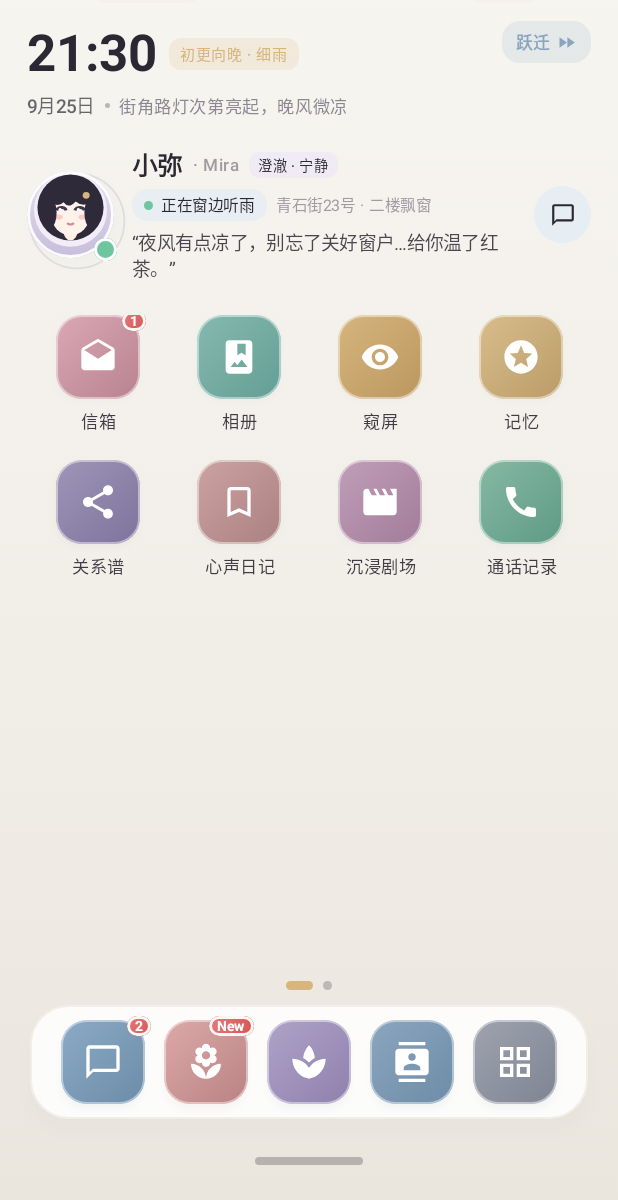
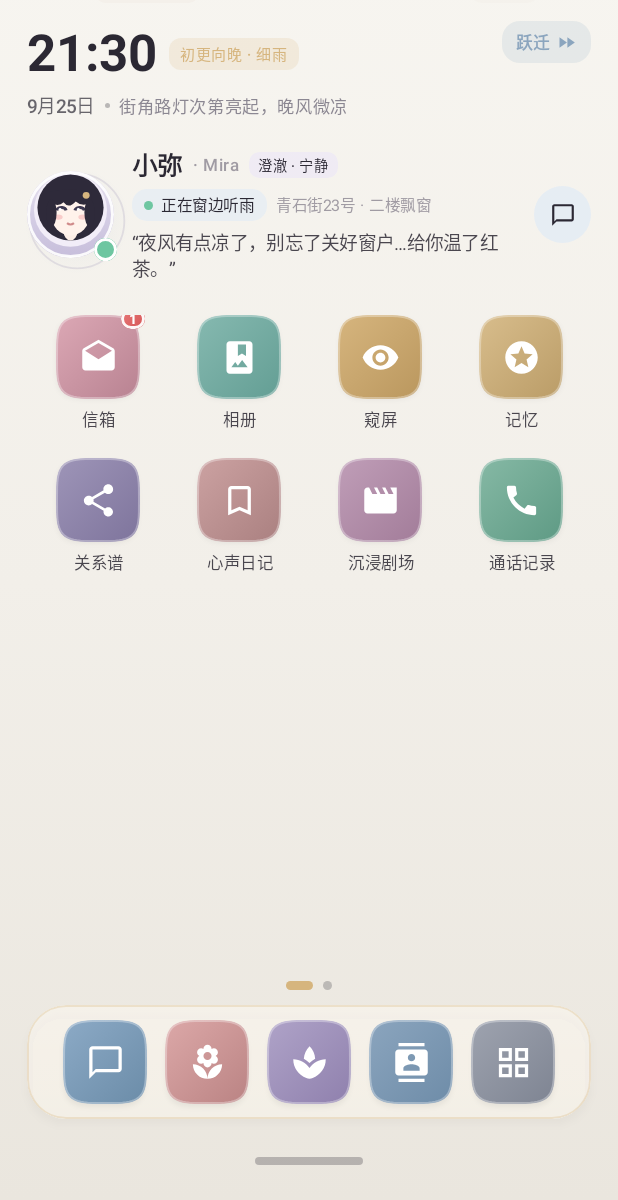
Before and after one commit to puchi-design/ailua, an Android app built with Jetpack Compose: the screen it shows after launch (MainActivity), on a phone screen of 412 x 824 dp, the part 36-1236 px from its top. Run offline under Robolectric (Android 15) with nearby library versions, the light colour scheme and no system bars.

Commit message:
feat(ui): unify home dock and app icon system

```diff
--- a/app/src/main/java/com/example/ui/components/AppIconItem.kt
+++ b/app/src/main/java/com/example/ui/components/AppIconItem.kt
@@ -15,7 +15,7 @@ import androidx.compose.foundation.layout.offset
 import androidx.compose.foundation.layout.padding
 import androidx.compose.foundation.layout.size
 import androidx.compose.foundation.shape.CircleShape
-import androidx.compose.foundation.shape.RoundedCornerShape
+import androidx.compose.foundation.shape.GenericShape
 import androidx.compose.material.icons.Icons
 import androidx.compose.material.icons.filled.AutoAwesome
 import androidx.compose.material.icons.filled.BookmarkBorder
@@ -58,6 +58,7 @@ import androidx.compose.ui.draw.scale
 import androidx.compose.ui.draw.shadow
 import androidx.compose.ui.graphics.Brush
 import androidx.compose.ui.graphics.Color
+import androidx.compose.ui.graphics.Shape
 import androidx.compose.ui.graphics.vector.ImageVector
 import androidx.compose.ui.platform.testTag
 import androidx.compose.ui.text.font.FontWeight
@@ -70,13 +71,52 @@ import com.example.ui.theme.AiluaDustyRose
 import com.example.ui.theme.AiluaMistBlue
 import com.example.ui.theme.AiluaMoonGold
 import com.example.ui.theme.AiluaMutedLavender
+import kotlin.math.PI
+import kotlin.math.abs
+import kotlin.math.cos
+import kotlin.math.pow
+import kotlin.math.sign
+import kotlin.math.sin
+
+/**
+ * Single source of truth for launcher icon geometry so the desktop grid,
+ * the dock and the app library always look like the same system.
+ */
+object AppIconDefaults {
+    val ContainerSize = 56.dp
+    const val GlyphScale = 0.46f
+    val LabelSpacing = 5.dp
+    val LabelSize = 11.sp
+    val BadgeOffsetX = 3.dp
+    val BadgeOffsetY = (-4).dp
+    val BadgeTextSize = 9.sp
+}
+
+private const val SquircleExponent = 4f
+
+/** Superellipse "squircle" used by modern system launchers. */
+val AppIconShape: Shape = GenericShape { size, _ ->
+    val halfWidth = size.width / 2f
+    val halfHeight = size.height / 2f
+    val steps = 72
+    val power = 2f / SquircleExponent
+    for (i in 0 until steps) {
+        val angle = (i.toFloat() / steps) * 2f * PI.toFloat()
+        val cosAngle = cos(angle)
+        val sinAngle = sin(angle)
+        val x = halfWidth + halfWidth * sign(cosAngle) * abs(cosAngle).pow(power)
+        val y = halfHeight + halfHeight * sign(sinAngle) * abs(sinAngle).pow(power)
+        if (i == 0) moveTo(x, y) else lineTo(x, y)
+    }
+    close()
+}
 
 @Composable
 fun AppIconItem(
     name: String,
     iconKey: String,
     modifier: Modifier = Modifier,
-    size: Dp = 56.dp,
+    size: Dp = AppIconDefaults.ContainerSize,
     badge: String? = null,
     showLabel: Boolean = true,
     onClick: () -> Unit
@@ -106,52 +146,52 @@ fun AppIconItem(
             modifier = Modifier.size(size),
             contentAlignment = Alignment.Center
         ) {
-            // App squircle container with soft gradient & subtle shadow
+            // App squircle container: neutral soft shadow, hairline rim, own gradient identity
             Box(
                 modifier = Modifier
                     .size(size)
                     .shadow(
-                        elevation = 3.dp,
-                        shape = RoundedCornerShape(17.dp),
-                        ambientColor = gradientColors.first().copy(alpha = 0.25f),
-                        spotColor = gradientColors.last().copy(alpha = 0.35f)
+                        elevation = 2.dp,
+                        shape = AppIconShape,
+                        ambientColor = Color.Black.copy(alpha = 0.22f),
+                        spotColor = Color.Black.copy(alpha = 0.28f)
                     )
-                    .clip(RoundedCornerShape(17.dp))
+                    .clip(AppIconShape)
                     .background(Brush.linearGradient(gradientColors))
                     .border(
                         width = 1.dp,
-                        color = Color.White.copy(alpha = 0.45f),
-                        shape = RoundedCornerShape(17.dp)
+                        color = Color.White.copy(alpha = 0.32f),
+                        shape = AppIconShape
                     ),
                 contentAlignment = Alignment.Center
             ) {
                 Icon(
                     imageVector = iconVector,
                     contentDescription = name,
-                    modifier = Modifier.size(size * 0.48f),
+                    modifier = Modifier.size(size * AppIconDefaults.GlyphScale),
                     tint = Color.White
                 )
             }
 
-            // Notification / Unread Badge
+            // Notification / Unread Badge — only fed with real state by the caller
             if (!badge.isNullOrEmpty()) {
                 Box(
                     modifier = Modifier
                         .align(Alignment.TopEnd)
-                        .offset(x = 4.dp, y = (-3).dp)
+                        .offset(x = AppIconDefaults.BadgeOffsetX, y = AppIconDefaults.BadgeOffsetY)
                         .clip(CircleShape)
                         .background(
                             Brush.linearGradient(
                                 listOf(Color(0xFFE87A7A), Color(0xFFD45555))
                             )
                         )
-                        .border(1.5.dp, MaterialTheme.colorScheme.background, CircleShape)
+                        .border(1.5.dp, Color.White.copy(alpha = 0.95f), CircleShape)
                         .padding(horizontal = 5.dp, vertical = 1.dp)
                 ) {
                     Text(
                         text = badge,
                         style = MaterialTheme.typography.labelSmall.copy(
-                            fontSize = 9.sp,
+                            fontSize = AppIconDefaults.BadgeTextSize,
                             fontWeight = FontWeight.Bold
                         ),
                         color = Color.White
@@ -161,14 +201,14 @@ fun AppIconItem(
         }
 
         if (showLabel) {
-            Spacer(modifier = Modifier.height(6.dp))
+            Spacer(modifier = Modifier.height(AppIconDefaults.LabelSpacing))
             Text(
                 text = name,
                 style = MaterialTheme.typography.labelSmall.copy(
-                    fontSize = 11.5.sp,
+                    fontSize = AppIconDefaults.LabelSize,
                     fontWeight = FontWeight.Medium
                 ),
-                color = MaterialTheme.colorScheme.onSurface.copy(alpha = 0.9f),
+                color = MaterialTheme.colorScheme.onSurface.copy(alpha = 0.85f),
                 maxLines = 1,
                 overflow = TextOverflow.Ellipsis,
                 textAlign = TextAlign.Center
--- a/app/src/main/java/com/example/ui/home/VirtualHomeScreen.kt
+++ b/app/src/main/java/com/example/ui/home/VirtualHomeScreen.kt
@@ -212,73 +212,15 @@ fun VirtualHomeScreen(
                 }
             }
 
-            // Persistent Virtual Phone Dock (ARK Launcher Persistent Dock Pattern)
-            Box(
-                modifier = Modifier
-                    .fillMaxWidth()
-                    .padding(horizontal = 20.dp, vertical = 6.dp)
-            ) {
-                Box(
-                    modifier = Modifier
-                        .fillMaxWidth()
-                        .shadow(
-                            elevation = 6.dp,
-                            shape = RoundedCornerShape(26.dp),
-                            ambientColor = Color.Black.copy(alpha = 0.05f),
-                            spotColor = Color.Black.copy(alpha = 0.1f)
-                        )
-                        .clip(RoundedCornerShape(26.dp))
-                        .background(
-                            MaterialTheme.colorScheme.surface.copy(alpha = 0.88f)
-                        )
-                        .border(
-                            1.dp,
-                            MaterialTheme.colorScheme.outlineVariant.copy(alpha = 0.6f),
-                            RoundedCornerShape(26.dp)
-                        )
-                        .padding(horizontal = 14.dp, vertical = 10.dp)
-                        .testTag("virtual_phone_dock")
-                ) {
-                    Row(
-                        modifier = Modifier.fillMaxWidth(),
-                        horizontalArrangement = Arrangement.SpaceAround,
-                        verticalAlignment = Alignment.CenterVertically
-                    ) {
-                        AppIconItem(
-                            name = "消息",
-                            iconKey = "chat",
-                            badge = "2",
-                            showLabel = false,
-                            onClick = onNavigateToMessages
-                        )
-                        AppIconItem(
-                            name = "动态",
-                            iconKey = "moments",
-                            badge = "New",
-                            showLabel = false,
-                            onClick = onNavigateToMoments
-                        )
-                        AppIconItem(
-                            name = "生活",
-                            iconKey = "living",
-                            showLabel = false,
-                            onClick = onNavigateToLiving
-                        )
-                        AppIconItem(
-                            name = "联系人",
-                            iconKey = "contacts",
-                            showLabel = false,
-                            onClick = onNavigateToContacts
-                        )
-                        AppIconItem(
-                            name = "应用",
-                            iconKey = "apps",
-                            showLabel = false,
-                            onClick = onNavigateToApps
-                        )
-                    }
-                }
-            }
+            // Persistent Virtual Phone Dock (system launcher style, translucent + theme tinted)
+            HomeDock(
+                accent = homeTheme.accent,
+                onNavigateToMessages = onNavigateToMessages,
+                onNavigateToMoments = onNavigateToMoments,
+                onNavigateToLiving = onNavigateToLiving,
+                onNavigateToContacts = onNavigateToContacts,
+                onNavigateToApps = onNavigateToApps
+            )
 
             // Virtual Home Indicator Bar
             VirtualPhoneHomeBar(
@@ -648,6 +590,91 @@ private fun AppIconGrid(
                     Spacer(modifier = Modifier.weight(1f))
                 }
             }
+        }
+    }
+}
+
+/**
+ * Bottom dock: translucent surface derived from the active [HomeTheme] so it
+ * follows wallpaper and theme switches without a per-theme copy.
+ * Badges are intentionally omitted — the dock only shows real state.
+ */
+@Composable
+private fun HomeDock(
+    accent: Color,
+    onNavigateToMessages: () -> Unit,
+    onNavigateToMoments: () -> Unit,
+    onNavigateToLiving: () -> Unit,
+    onNavigateToContacts: () -> Unit,
+    onNavigateToApps: () -> Unit
+) {
+    val dockShape = RoundedCornerShape(26.dp)
+
+    Box(
+        modifier = Modifier
+            .fillMaxWidth()
+            .padding(horizontal = 18.dp, vertical = 6.dp)
+    ) {
+        Row(
+            modifier = Modifier
+                .fillMaxWidth()
+                .shadow(
+                    elevation = 3.dp,
+                    shape = dockShape,
+                    ambientColor = Color.Black.copy(alpha = 0.10f),
+                    spotColor = Color.Black.copy(alpha = 0.16f)
+                )
+                .clip(dockShape)
+                .background(MaterialTheme.colorScheme.surface.copy(alpha = 0.58f))
+                .background(accent.copy(alpha = 0.10f))
+                .background(
+                    Brush.verticalGradient(
+                        listOf(
+                            Color.White.copy(alpha = 0.14f),
+                            Color.White.copy(alpha = 0.02f)
+                        )
+                    )
+                )
+                .border(
+                    1.dp,
+                    accent.copy(alpha = 0.30f),
+                    dockShape
+                )
+                .padding(horizontal = 12.dp, vertical = 10.dp)
+                .testTag("virtual_phone_dock"),
+            horizontalArrangement = Arrangement.SpaceEvenly,
+            verticalAlignment = Alignment.CenterVertically
+        ) {
+            AppIconItem(
+                name = "消息",
+                iconKey = "chat",
+                showLabel = false,
+                onClick = onNavigateToMessages
+            )
+            AppIconItem(
+                name = "动态",
+                iconKey = "moments",
+                showLabel = false,
+                onClick = onNavigateToMoments
+            )
+            AppIconItem(
+                name = "生活",
+                iconKey = "living",
+                showLabel = false,
+                onClick = onNavigateToLiving
+            )
+            AppIconItem(
+                name = "联系人",
+                iconKey = "contacts",
+                showLabel = false,
+                onClick = onNavigateToContacts
+            )
+            AppIconItem(
+                name = "应用",
+                iconKey = "apps",
+                showLabel = false,
+                onClick = onNavigateToApps
+            )
         }
     }
 }
```
